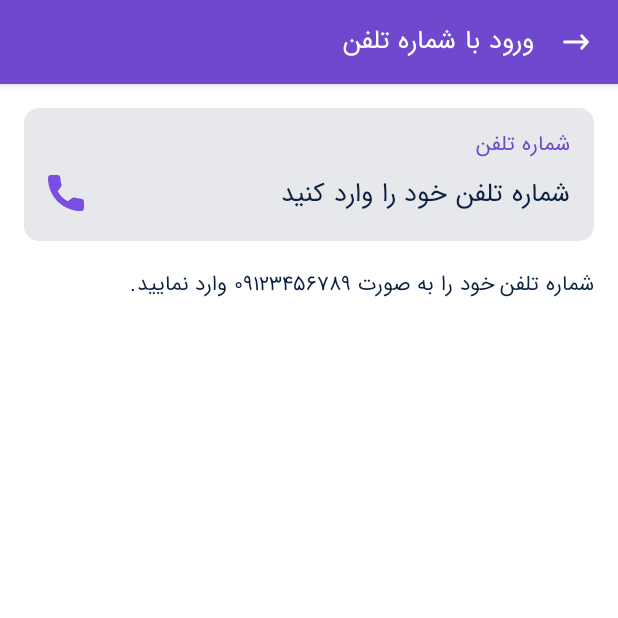
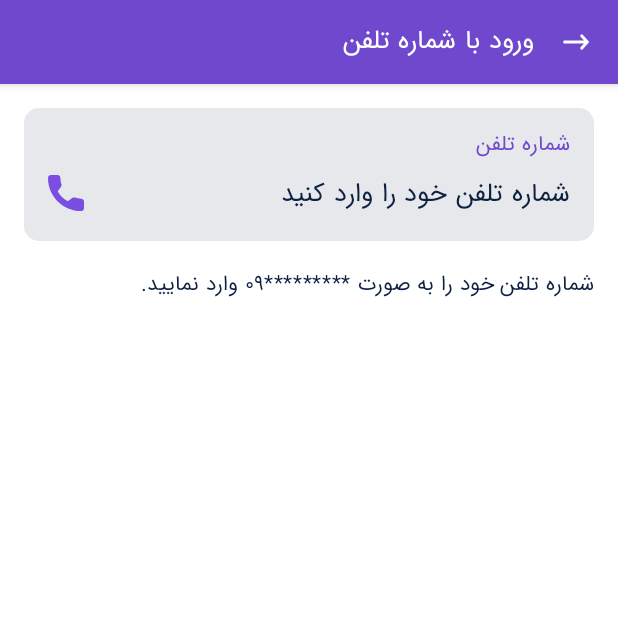
Before and after one commit to mshohrat/PlayStop, an Android app: the fragment EnterPhoneNumberFragment shown on its own in the app's theme, on a phone screen of 412 x 824 dp, the top half of it. Run offline under Robolectric (Android 15) with nearby library versions, the phone set to English and light mode, and no system bars; our stand-ins replace RxJava; libraries missing offline, so code that uses them is left out: com.microsoft.appcenter, com.orhanobut.hawk; plain views replace MKLoader; network calls fail; 1 statement that could not run was skipped.

Commit message:
change phone number description in string resources

```diff
--- a/app/src/main/res/values/strings.xml
+++ b/app/src/main/res/values/strings.xml
@@ -103,12 +103,13 @@
     <string name="phone_number_verified_successfully">شماره تلفن وارد شده با موفقیت تایید شد</string>
     <string name="please_verify_your_phone_number_before_exit">لطفا شماره تلفن خود را فعال نمایید در غیر این صورت قادر به استفاده از امکانات حساب کاربری خود نخواهید بود.</string>
     <string name="add_phone_number">اضافه کردن شماره تلفن</string>
-    <string name="enter_phone_number_description">شماره تلفن خود را به صورت ۰۹۱۲۳۴۵۶۷۸۹ وارد نمایید.</string>
+    <string name="enter_phone_number_description">شماره تلفن خود را به صورت *********۰۹ وارد نمایید.</string>
     <string name="login_with_phone_number">ورود با شماره تلفن</string>
     <string name="otp_sent_successfully">کد فعال‌سازی برای شماره تلفن وارد شده ارسال شد</string>
     <string name="add_phone_number_later">بعدا اضافه میکنم</string>
     <string name="login_by_phone_number">ورود با شماره تلفن</string>
     <string name="login_and_watch">ورود و تماشا</string>
     <string name="verify_phone_and_watch">تایید شماره تلفن و تماشا</string>
+    <string name="resend">ارسال مجدد</string>
 
 </resources>
```
Also changed, not shown: 1 other file.
